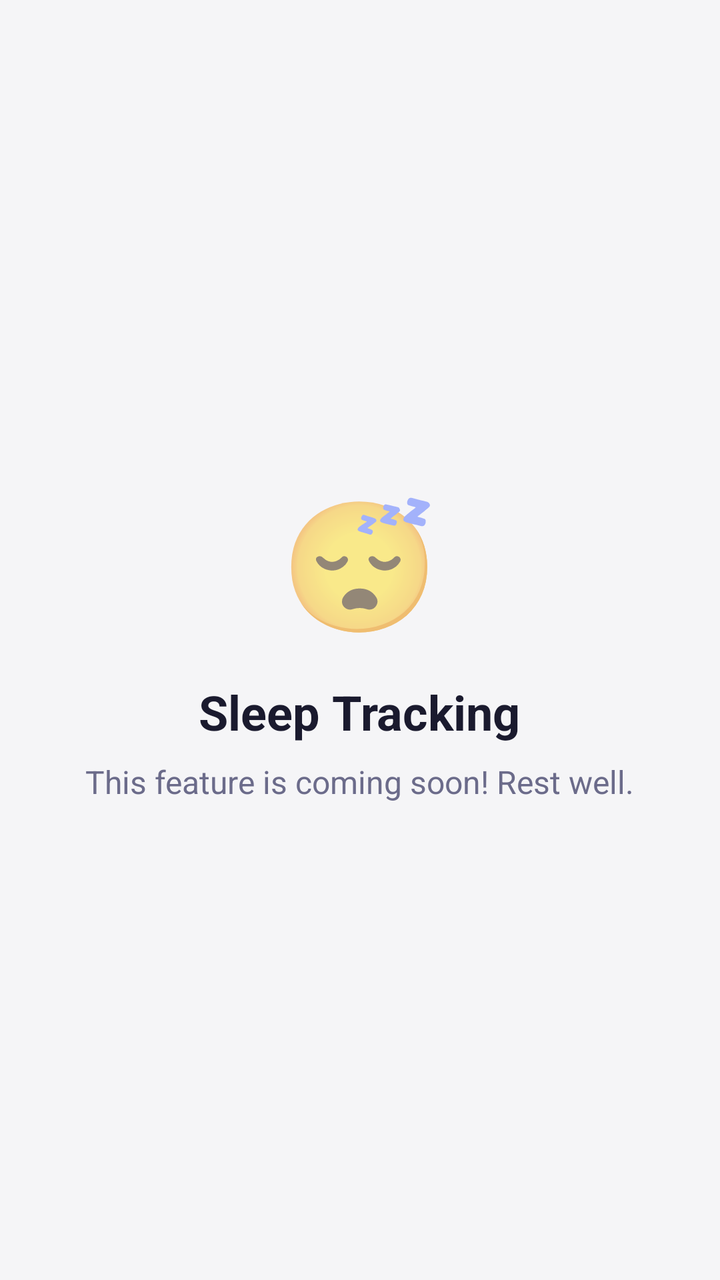
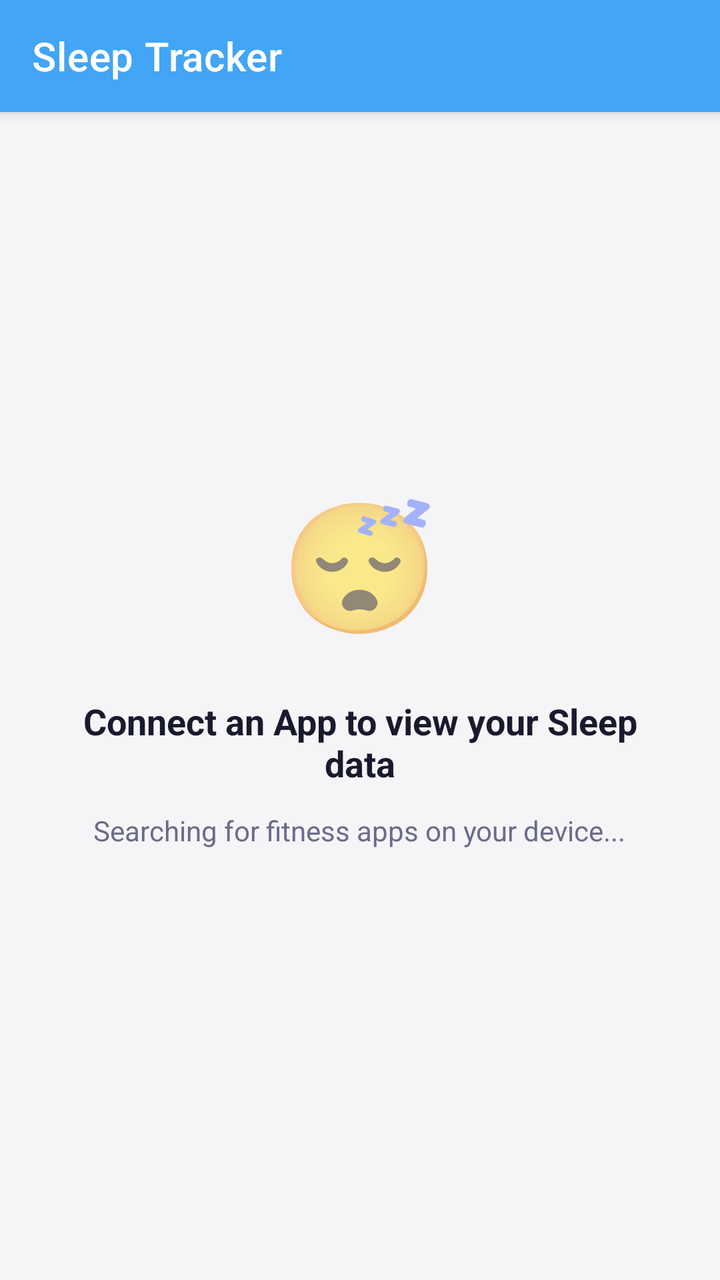

Before-and-after screenshots of an Android layout around one commit, followed by the original layout XML and the change that was made.
<!-- AndroidManifest.xml: application theme Theme.DailyRoutine -->
<!-- res/layout/activity_sleep_tracking.xml -->
<?xml version="1.0" encoding="utf-8"?>
<LinearLayout xmlns:android="http://schemas.android.com/apk/res/android"
    android:layout_width="match_parent"
    android:layout_height="match_parent"
    android:orientation="vertical"
    android:gravity="center"
    android:padding="24dp">

    <TextView
        android:layout_width="wrap_content"
        android:layout_height="wrap_content"
        android:text="😴"
        android:textSize="64sp"/>

    <TextView
        android:layout_width="wrap_content"
        android:layout_height="wrap_content"
        android:layout_marginTop="16dp"
        android:text="Sleep Tracking"
        android:textSize="24sp"
        android:textStyle="bold"
        android:textColor="@color/textPrimary"/>

    <TextView
        android:layout_width="wrap_content"
        android:layout_height="wrap_content"
        android:layout_marginTop="8dp"
        android:text="This feature is coming soon! Rest well."
        android:textSize="16sp"
        android:textColor="@color/textSecondary"
        android:gravity="center"/>

</LinearLayout>
<!-- resources referenced by this layout -->
<resources>
  <color name="textPrimary">#1A1A2E</color>
  <color name="textSecondary">#6B6B8A</color>
  <style name="Theme.DailyRoutine" parent="Theme.MaterialComponents.DayNight.NoActionBar">
          <item name="colorPrimary">@color/primary</item>
          <item name="colorPrimaryVariant">@color/primaryDark</item>
          <item name="colorOnPrimary">@android:color/white</item>
          <item name="colorSecondary">@color/accent</item>
          <item name="colorOnSecondary">@android:color/white</item>
          <item name="android:windowBackground">@color/bgPage</item>
          <item name="android:statusBarColor">@color/statusBar</item>
          <item name="android:navigationBarColor">@color/primaryDark</item>
          
          <item name="dialogCornerRadius">16dp</item>
      </style>
  <color name="primary">#5B5FEF</color>
  <color name="primaryDark">#3F41C2</color>
  <color name="accent">#7E57C2</color>
  <color name="bgPage">#F5F5F7</color>
  <color name="statusBar">#5B5FEF</color>
</resources>

<!-- the commit's change to res/layout/activity_sleep_tracking.xml (unified diff, before → after) -->
@@ -1,33 +1,214 @@
 <?xml version="1.0" encoding="utf-8"?>
-<LinearLayout xmlns:android="http://schemas.android.com/apk/res/android"
+<androidx.coordinatorlayout.widget.CoordinatorLayout xmlns:android="http://schemas.android.com/apk/res/android"
+    xmlns:app="http://schemas.android.com/apk/res-auto"
     android:layout_width="match_parent"
     android:layout_height="match_parent"
-    android:orientation="vertical"
-    android:gravity="center"
-    android:padding="24dp">
-
-    <TextView
-        android:layout_width="wrap_content"
+    android:background="@color/bgPage">
+
+    <com.google.android.material.appbar.AppBarLayout
+        android:layout_width="match_parent"
         android:layout_height="wrap_content"
-        android:text="😴"
-        android:textSize="64sp"/>
-
-    <TextView
-        android:layout_width="wrap_content"
-        android:layout_height="wrap_content"
-        android:layout_marginTop="16dp"
-        android:text="Sleep Tracking"
-        android:textSize="24sp"
-        android:textStyle="bold"
-        android:textColor="@color/textPrimary"/>
-
-    <TextView
-        android:layout_width="wrap_content"
-        android:layout_height="wrap_content"
-        android:layout_marginTop="8dp"
-        android:text="This feature is coming soon! Rest well."
-        android:textSize="16sp"
-        android:textColor="@color/textSecondary"
-        android:gravity="center"/>
-
-</LinearLayout>
+        android:background="@color/healthSleep">
+
+        <androidx.appcompat.widget.Toolbar
+            android:id="@+id/toolbar"
+            android:layout_width="match_parent"
+            android:layout_height="?attr/actionBarSize"
+            app:title="Sleep Tracker"
+            app:titleTextColor="@android:color/white"/>
+
+        <com.google.android.material.tabs.TabLayout
+            android:id="@+id/tabLayoutSleep"
+            android:layout_width="match_parent"
+            android:layout_height="wrap_content"
+            android:background="@color/healthSleep"
+            app:tabTextColor="#B3E5FC"
+            app:tabSelectedTextColor="@android:color/white"
+            app:tabIndicatorColor="@android:color/white"
+            app:tabMode="fixed"
+            android:visibility="gone">
+            <com.google.android.material.tabs.TabItem android:layout_width="wrap_content" android:layout_height="wrap_content" android:text="Weekly"/>
+            <com.google.android.material.tabs.TabItem android:layout_width="wrap_content" android:layout_height="wrap_content" android:text="Monthly"/>
+        </com.google.android.material.tabs.TabLayout>
+
+    </com.google.android.material.appbar.AppBarLayout>
+
+    <FrameLayout
+        android:id="@+id/sleepContentContainer"
+        android:layout_width="match_parent"
+        android:layout_height="match_parent"
+        app:layout_behavior="@string/appbar_scrolling_view_behavior">
+
+        
+        <LinearLayout
+            android:id="@+id/llConnectApp"
+            android:layout_width="match_parent"
+            android:layout_height="match_parent"
+            android:orientation="vertical"
+            android:gravity="center"
+            android:padding="32dp"
+            android:visibility="visible">
+
+            <TextView android:layout_width="wrap_content" android:layout_height="wrap_content" android:text="😴" android:textSize="64sp"/>
+            <TextView
+                android:layout_width="wrap_content"
+                android:layout_height="wrap_content"
+                android:layout_marginTop="24dp"
+                android:text="Connect an App to view your Sleep data"
+                android:textSize="18sp"
+                android:textStyle="bold"
+                android:textColor="@color/textPrimary"
+                android:gravity="center"/>
+
+            <TextView
+                android:id="@+id/tvFoundApps"
+                android:layout_width="wrap_content"
+                android:layout_height="wrap_content"
+                android:layout_marginTop="12dp"
+                android:text="Searching for fitness apps on your device..."
+                android:textSize="14sp"
+                android:textColor="@color/textSecondary"
+                android:gravity="center"/>
+
+            <LinearLayout
+                android:id="@+id/llAppList"
+                android:layout_width="match_parent"
+                android:layout_height="wrap_content"
+                android:orientation="vertical"
+                android:layout_marginTop="32dp"/>
+
+            <ProgressBar
+                android:id="@+id/pbSyncing"
+                android:layout_width="wrap_content"
+                android:layout_height="wrap_content"
+                android:layout_marginTop="32dp"
+                android:visibility="gone"/>
+            <TextView
+                android:id="@+id/tvSyncing"
+                android:layout_width="wrap_content"
+                android:layout_height="wrap_content"
+                android:layout_marginTop="12dp"
+                android:text="Syncing Data..."
+                android:textSize="14sp"
+                android:textStyle="italic"
+                android:visibility="gone"/>
+        </LinearLayout>
+
+        
+        <LinearLayout
+            android:id="@+id/llSleepAnalytics"
+            android:layout_width="match_parent"
+            android:layout_height="match_parent"
+            android:orientation="vertical"
+            android:visibility="gone">
+
+            <FrameLayout
+                android:layout_width="match_parent"
+                android:layout_height="0dp"
+                android:layout_weight="1">
+
+                
+                <LinearLayout
+                    android:id="@+id/viewWeeklySleep"
+                    android:layout_width="match_parent"
+                    android:layout_height="match_parent"
+                    android:orientation="vertical">
+
+                    <HorizontalScrollView
+                        android:layout_width="match_parent"
+                        android:layout_height="320dp"
+                        android:scrollbars="none">
+                        <RelativeLayout
+                            android:layout_width="wrap_content"
+                            android:layout_height="match_parent">
+
+                            
+                            <View android:layout_width="2000dp" android:layout_height="1dp" android:background="#26000000" android:layout_marginTop="70dp"/>
+                            <TextView android:layout_width="wrap_content" android:layout_height="wrap_content" android:text="10h" android:textSize="10sp" android:textStyle="bold" android:textColor="#80000000" android:layout_marginTop="56dp" android:paddingStart="4dp"/>
+
+                            <View android:layout_width="2000dp" android:layout_height="2dp" android:background="#805C6BC0" android:layout_marginTop="120dp"/>
+                            <TextView android:layout_width="wrap_content" android:layout_height="wrap_content" android:text="Goal: 8h" android:textSize="10sp" android:textStyle="bold" android:textColor="#5C6BC0" android:layout_marginTop="106dp" android:paddingStart="4dp"/>
+
+                            <View android:layout_width="2000dp" android:layout_height="1dp" android:background="#26000000" android:layout_marginTop="170dp"/>
+                            <TextView android:layout_width="wrap_content" android:layout_height="wrap_content" android:text="6h" android:textSize="10sp" android:textStyle="bold" android:textColor="#80000000" android:layout_marginTop="156dp" android:paddingStart="4dp"/>
+
+                            <LinearLayout
+                                android:id="@+id/llWeeklySleepGraph"
+                                android:layout_width="wrap_content"
+                                android:layout_height="match_parent"
+                                android:orientation="horizontal"
+                                android:padding="16dp"
+                                android:gravity="bottom"/>
+                        </RelativeLayout>
+                    </HorizontalScrollView>
+
+                    <TextView
+                        android:id="@+id/tvWeeklySleepWarning"
+                        android:layout_width="match_parent"
+                        android:layout_height="wrap_content"
+                        android:padding="16dp"
+                        android:text="⚠️ Sleep deficit detected..."
+                        android:textColor="#E65100"
+                        android:textStyle="bold"
+                        android:gravity="center"
+                        android:background="#FFF3E0"
+                        android:layout_margin="16dp"
+                        android:visibility="gone"/>
+                </LinearLayout>
+
+                
+                <LinearLayout
+                    android:id="@+id/viewMonthlySleep"
+                    android:layout_width="match_parent"
+                    android:layout_height="match_parent"
+                    android:orientation="vertical"
+                    android:visibility="gone">
+
+                    <HorizontalScrollView
+                        android:layout_width="match_parent"
+                        android:layout_height="320dp"
+                        android:scrollbars="none">
+                        <RelativeLayout
+                            android:layout_width="wrap_content"
+                            android:layout_height="match_parent">
+
+                            
+                            <View android:layout_width="2000dp" android:layout_height="1dp" android:background="#26000000" android:layout_marginTop="70dp"/>
+                            <TextView android:layout_width="wrap_content" android:layout_height="wrap_content" android:text="62h" android:textSize="10sp" android:textStyle="bold" android:textColor="#80000000" android:layout_marginTop="56dp" android:paddingStart="4dp"/>
+
+                            <View android:layout_width="2000dp" android:layout_height="2dp" android:background="#805C6BC0" android:layout_marginTop="120dp"/>
+                            <TextView android:layout_width="wrap_content" android:layout_height="wrap_content" android:text="Goal: 56h" android:textSize="10sp" android:textStyle="bold" android:textColor="#5C6BC0" android:layout_marginTop="106dp" android:paddingStart="4dp"/>
+
+                            <View android:layout_width="2000dp" android:layout_height="1dp" android:background="#26000000" android:layout_marginTop="170dp"/>
+                            <TextView android:layout_width="wrap_content" android:layout_height="wrap_content" android:text="50h" android:textSize="10sp" android:textStyle="bold" android:textColor="#80000000" android:layout_marginTop="156dp" android:paddingStart="4dp"/>
+
+                            <LinearLayout
+                                android:id="@+id/llMonthlySleepGraph"
+                                android:layout_width="wrap_content"
+                                android:layout_height="match_parent"
+                                android:orientation="horizontal"
+                                android:padding="16dp"
+                                android:gravity="bottom"/>
+                        </RelativeLayout>
+                    </HorizontalScrollView>
+
+                    <TextView
+                        android:id="@+id/tvMonthlySleepWarning"
+                        android:layout_width="match_parent"
+                        android:layout_height="wrap_content"
+                        android:padding="16dp"
+                        android:text="⚠️ Sleep target not met in..."
+                        android:textColor="#E65100"
+                        android:textStyle="bold"
+                        android:gravity="center"
+                        android:background="#FFF3E0"
+                        android:layout_margin="16dp"
+                        android:visibility="gone"/>
+                </LinearLayout>
+
+            </FrameLayout>
+        </LinearLayout>
+
+    </FrameLayout>
+
+</androidx.coordinatorlayout.widget.CoordinatorLayout>
<!-- resource entries referenced after the edit -->
@@ -18,6 +18,7 @@
   <color name="primaryDark">#3F41C2</color>
   <color name="accent">#7E57C2</color>
   <color name="bgPage">#F5F5F7</color>
+  <color name="healthSleep">#42A5F5</color>
   <color name="statusBar">#5B5FEF</color>
 </resources>
 
